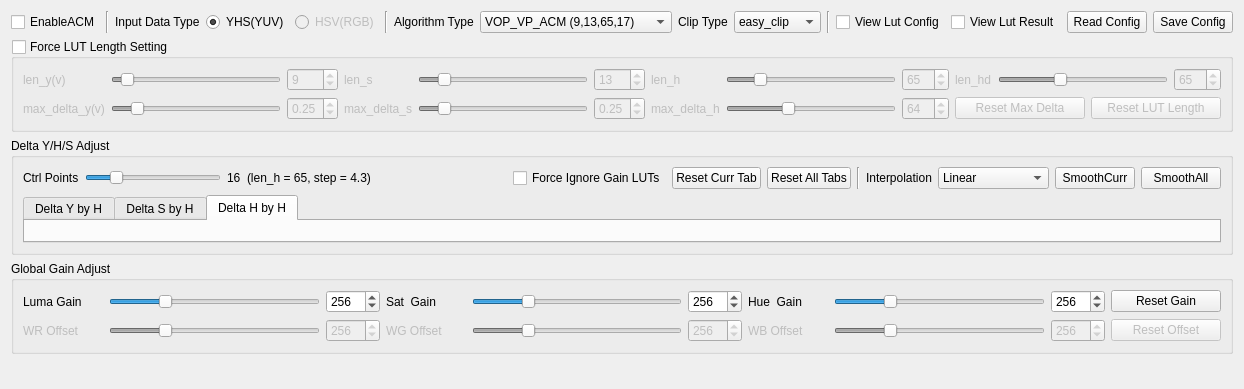
FaiScofield/hwpq_verify, file script/verify_tool_app/ui/acm_ui.ui: the form before one commit.
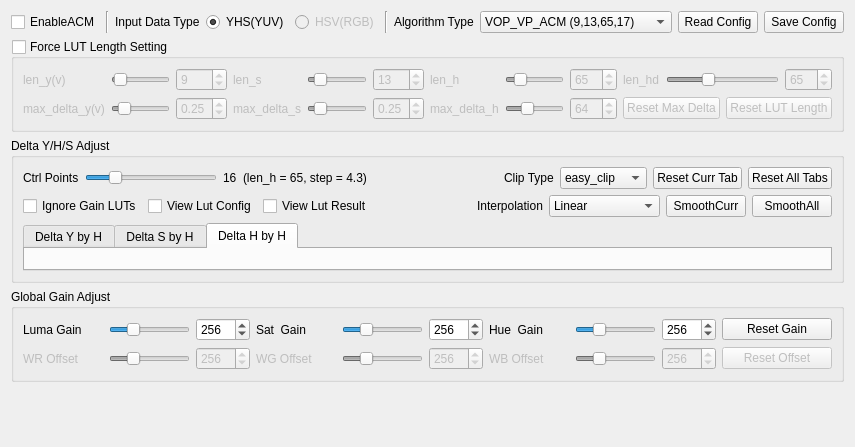
The form after the commit. The open tabs and pages were chosen to show the change.

Patch:
```diff
--- a/script/verify_tool_app/ui/acm_ui.ui
+++ b/script/verify_tool_app/ui/acm_ui.ui
@@ -6,8 +6,8 @@
    <rect>
     <x>0</x>
     <y>0</y>
-    <width>1131</width>
-    <height>389</height>
+    <width>851</width>
+    <height>447</height>
    </rect>
   </property>
   <property name="windowTitle">
@@ -95,32 +95,6 @@
        </item>
       </widget>
      </item>
-     <item>
-      <widget class="QLabel" name="label_clip_type">
-       <property name="text">
-        <string>Clip Type</string>
-       </property>
-      </widget>
-     </item>
-     <item>
-      <widget class="QComboBox" name="comboBox_clip_type">
-       <item>
-        <property name="text">
-         <string>easy_clip</string>
-        </property>
-       </item>
-       <item>
-        <property name="text">
-         <string>radial_clip</string>
-        </property>
-       </item>
-       <item>
-        <property name="text">
-         <string>luma_clip</string>
-        </property>
-       </item>
-      </widget>
-     </item>
      <item>
       <spacer name="horizontalSpacer_algo">
        <property name="orientation">
@@ -134,27 +108,6 @@
        </property>
       </spacer>
      </item>
-     <item>
-      <widget class="Line" name="line_3">
-       <property name="orientation">
-        <enum>Qt::Orientation::Vertical</enum>
-       </property>
-      </widget>
-     </item>
-     <item>
-      <widget class="QCheckBox" name="checkBox_lut_config">
-       <property name="text">
-        <string>View Lut Config</string>
-       </property>
-      </widget>
-     </item>
-      <item>
-       <widget class="QCheckBox" name="checkBox_lut_result">
-        <property name="text">
-         <string>View Lut Result</string>
-        </property>
-       </widget>
-      </item>
      <item>
       <widget class="QPushButton" name="pushButton_read_config">
        <property name="text">
@@ -497,6 +450,12 @@
         </item>
         <item>
          <widget class="QSlider" name="slider_ctrl_points">
+          <property name="minimumSize">
+           <size>
+            <width>60</width>
+            <height>0</height>
+           </size>
+          </property>
           <property name="minimum">
            <number>4</number>
           </property>
@@ -545,12 +504,31 @@
          </spacer>
         </item>
         <item>
-         <widget class="QCheckBox" name="checkBox_ignore_gain_luts">
+         <widget class="QLabel" name="label_clip_type">
           <property name="text">
-           <string>Force Ignore Gain LUTs</string>
+           <string>Clip Type</string>
           </property>
          </widget>
         </item>
+        <item>
+         <widget class="QComboBox" name="comboBox_clip_type">
+          <item>
+           <property name="text">
+            <string>easy_clip</string>
+           </property>
+          </item>
+          <item>
+           <property name="text">
+            <string>radial_clip</string>
+           </property>
+          </item>
+          <item>
+           <property name="text">
+            <string>luma_clip</string>
+           </property>
+          </item>
+         </widget>
+        </item>
         <item>
          <widget class="QPushButton" name="button_reset_curr">
           <property name="text">
@@ -565,12 +543,46 @@
           </property>
          </widget>
         </item>
+       </layout>
+      </item>
+      <item>
+       <layout class="QHBoxLayout" name="horizontalLayout_delta2">
+        <property name="topMargin">
+         <number>0</number>
+        </property>
         <item>
-         <widget class="Line" name="line_4">
+         <widget class="QCheckBox" name="checkBox_ignore_gain_luts">
+          <property name="text">
+           <string>Ignore Gain LUTs</string>
+          </property>
+         </widget>
+        </item>
+        <item>
+         <widget class="QCheckBox" name="checkBox_lut_config">
+          <property name="text">
+           <string>View Lut Config</string>
+          </property>
+         </widget>
+        </item>
+        <item>
+         <widget class="QCheckBox" name="checkBox_lut_result">
+          <property name="text">
+           <string>View Lut Result</string>
+          </property>
+         </widget>
+        </item>
+        <item>
+         <spacer name="horizontalSpacer_3">
           <property name="orientation">
-           <enum>Qt::Orientation::Vertical</enum>
+           <enum>Qt::Orientation::Horizontal</enum>
           </property>
-         </widget>
+          <property name="sizeHint" stdset="0">
+           <size>
+            <width>40</width>
+            <height>20</height>
+           </size>
+          </property>
+         </spacer>
         </item>
         <item>
          <widget class="QLabel" name="label_interp_method">
@@ -627,11 +639,17 @@
       <item>
        <widget class="QTabWidget" name="tabWidget_delta">
         <property name="sizePolicy">
-         <sizepolicy hsizetype="Preferred" vsizetype="Preferred">
+         <sizepolicy hsizetype="Preferred" vsizetype="Expanding">
           <horstretch>0</horstretch>
           <verstretch>0</verstretch>
          </sizepolicy>
         </property>
+        <property name="minimumSize">
+         <size>
+          <width>0</width>
+          <height>0</height>
+         </size>
+        </property>
         <property name="currentIndex">
          <number>0</number>
         </property>
@@ -661,7 +679,20 @@
          </attribute>
          <layout class="QVBoxLayout" name="verticalLayout_delta_h">
           <item>
-           <widget class="QWidget" name="widget_delta_h_host" native="true"/>
+           <widget class="QWidget" name="widget_delta_h_host" native="true">
+            <property name="sizePolicy">
+             <sizepolicy hsizetype="Preferred" vsizetype="Expanding">
+              <horstretch>0</horstretch>
+              <verstretch>0</verstretch>
+             </sizepolicy>
+            </property>
+            <property name="minimumSize">
+             <size>
+              <width>0</width>
+              <height>0</height>
+             </size>
+            </property>
+           </widget>
           </item>
          </layout>
         </widget>
```
Left out of the diff: 24 changed lines with no effect on the pictures.
